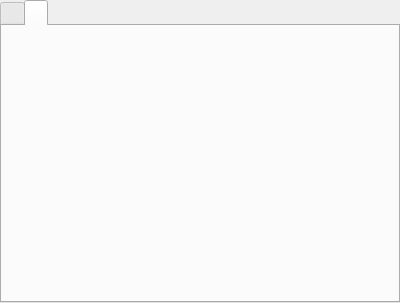
First picture: the form in ui/main_window/views/now_playing.ui, repository Nikey646/Shinjiru, before the edit.
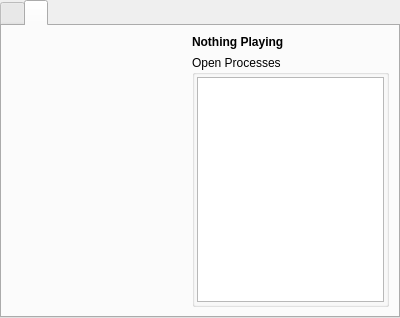
Second picture: the form after the edit. The open tabs and pages were chosen to show the change.

Commit message: Add media not playing screen and fix sequel media episode numbers

Diff of the .ui file:
```diff
--- a/ui/main_window/views/now_playing.ui
+++ b/ui/main_window/views/now_playing.ui
@@ -7,7 +7,7 @@
     <x>0</x>
     <y>0</y>
     <width>400</width>
-    <height>300</height>
+    <height>318</height>
    </rect>
   </property>
   <property name="windowTitle">
@@ -369,6 +369,99 @@
       <attribute name="title">
        <string/>
       </attribute>
+      <layout class="QHBoxLayout" name="horizontalLayout_4">
+       <item>
+        <layout class="QVBoxLayout" name="verticalLayout_10" stretch="0,0">
+         <item>
+          <widget class="QLabel" name="defaultImage">
+           <property name="minimumSize">
+            <size>
+             <width>175</width>
+             <height>0</height>
+            </size>
+           </property>
+           <property name="maximumSize">
+            <size>
+             <width>175</width>
+             <height>16777215</height>
+            </size>
+           </property>
+           <property name="text">
+            <string/>
+           </property>
+           <property name="scaledContents">
+            <bool>true</bool>
+           </property>
+          </widget>
+         </item>
+         <item>
+          <spacer name="verticalSpacer_3">
+           <property name="orientation">
+            <enum>Qt::Vertical</enum>
+           </property>
+           <property name="sizeHint" stdset="0">
+            <size>
+             <width>20</width>
+             <height>40</height>
+            </size>
+           </property>
+          </spacer>
+         </item>
+        </layout>
+       </item>
+       <item>
+        <layout class="QVBoxLayout" name="verticalLayout_11">
+         <item>
+          <widget class="QLabel" name="label_6">
+           <property name="font">
+            <font>
+             <pointsize>9</pointsize>
+             <weight>75</weight>
+             <bold>true</bold>
+            </font>
+           </property>
+           <property name="text">
+            <string>Nothing Playing</string>
+           </property>
+           <property name="wordWrap">
+            <bool>true</bool>
+           </property>
+          </widget>
+         </item>
+         <item>
+          <widget class="QGroupBox" name="groupBox_4">
+           <property name="title">
+            <string>Open Processes</string>
+           </property>
+           <layout class="QVBoxLayout" name="verticalLayout_12">
+            <property name="leftMargin">
+             <number>2</number>
+            </property>
+            <property name="topMargin">
+             <number>2</number>
+            </property>
+            <property name="rightMargin">
+             <number>2</number>
+            </property>
+            <property name="bottomMargin">
+             <number>2</number>
+            </property>
+            <item>
+             <widget class="QListView" name="openProcesses">
+              <property name="editTriggers">
+               <set>QAbstractItemView::NoEditTriggers</set>
+              </property>
+              <property name="alternatingRowColors">
+               <bool>true</bool>
+              </property>
+             </widget>
+            </item>
+           </layout>
+          </widget>
+         </item>
+        </layout>
+       </item>
+      </layout>
      </widget>
     </widget>
    </item>
```
Left out of the diff: 4 changed lines with no effect on the pictures. The commit also changes 9 other files.
